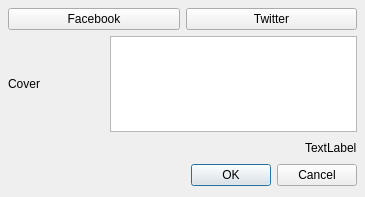
Old version of the form src/SocialWidget.ui in the repository tomahawk-player/tomahawk.
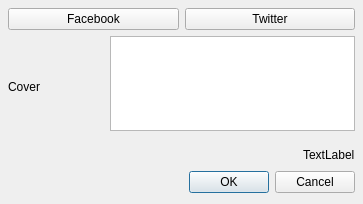
New version of the form.

Commit message: Drop shadow on cover in SocialWidget, and layout fix.

Patch:
```diff
--- a/src/SocialWidget.ui
+++ b/src/SocialWidget.ui
@@ -6,8 +6,8 @@
    <rect>
     <x>0</x>
     <y>0</y>
-    <width>365</width>
-    <height>190</height>
+    <width>363</width>
+    <height>204</height>
    </rect>
   </property>
   <property name="windowTitle">
@@ -69,6 +69,8 @@
       </widget>
      </item>
      <item>
+      <layout class="QVBoxLayout" name="verticalLayout_2">
+       <item>
       <widget class="QTextEdit" name="textEdit">
        <property name="maximumSize">
         <size>
@@ -77,6 +79,24 @@
         </size>
        </property>
       </widget>
+       </item>
+       <item>
+        <spacer name="verticalSpacer">
+         <property name="orientation">
+          <enum>Qt::Vertical</enum>
+         </property>
+         <property name="sizeType">
+          <enum>QSizePolicy::Fixed</enum>
+         </property>
+         <property name="sizeHint" stdset="0">
+          <size>
+           <width>1</width>
+           <height>8</height>
+          </size>
+         </property>
+        </spacer>
+       </item>
+      </layout>
      </item>
     </layout>
    </item>
```
Lines whose indentation alone changed are shown as unchanged. The commit also changes 1 other file.
